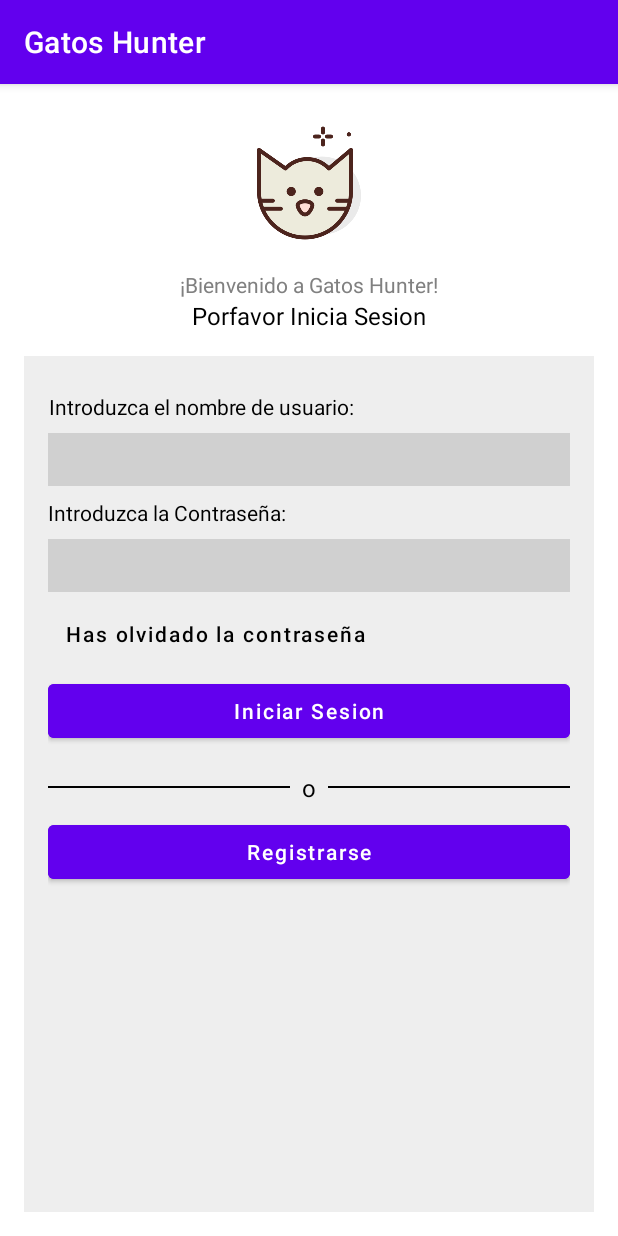
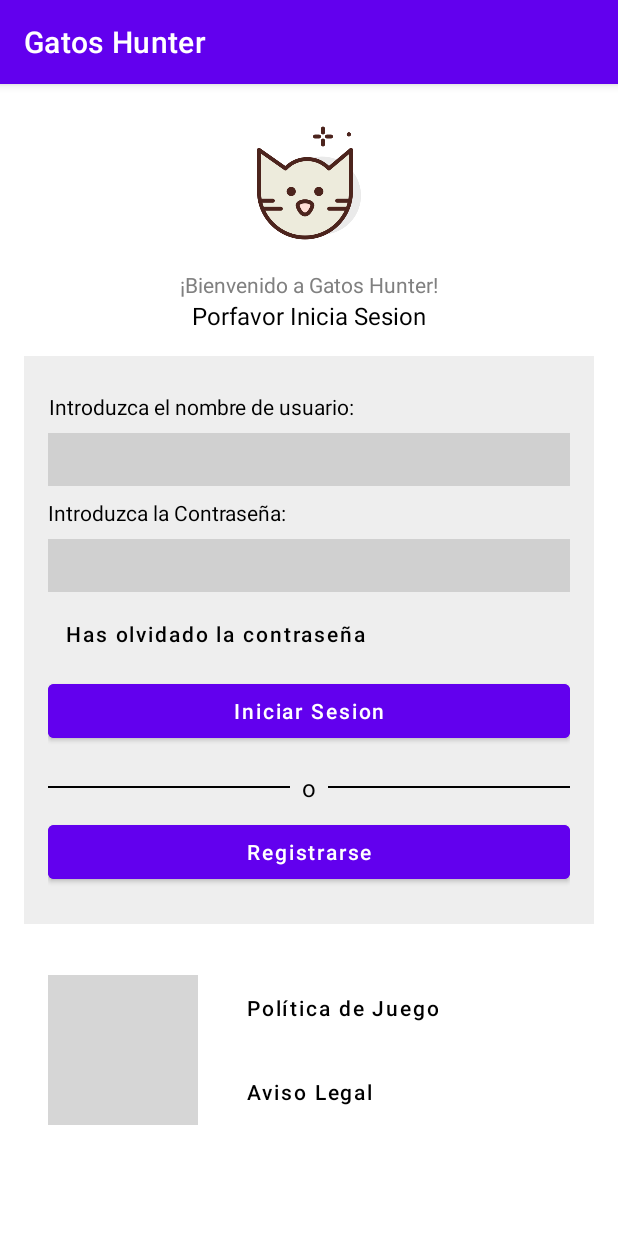
Before and after one commit to Jazaloko/GatosHunter, an Android app: the Login screen opened directly, with no data from a screen before it, on a phone screen of 412 x 824 dp. Run offline under Robolectric (Android 15) with nearby library versions, the phone set to English and light mode, and no system bars; grey boxes are pictures that could not be loaded.

Commit message:
login_decoration

```diff
--- a/app/src/main/AndroidManifest.xml
+++ b/app/src/main/AndroidManifest.xml
@@ -28,6 +28,8 @@
         <activity android:name=".VenderGato" android:exported="true" />
         <activity android:name=".Login" android:exported="true" />
         <activity android:name=".Register" android:exported="true" />
-    </application>
+        <activity android:name=".AvisoLegalActivity" />
+        <activity android:name=".PoliticaLegalActivity" />
+   </application>
 
 </manifest>
--- a/app/src/main/java/com/example/gatoshunter/Login.kt
+++ b/app/src/main/java/com/example/gatoshunter/Login.kt
@@ -36,6 +36,21 @@ class Login : AppCompatActivity() {
             startActivity(intent)
         }
 
+        val buttonAvisoLegal = findViewById<Button>(R.id.buttonAvisoLegal)
+        buttonAvisoLegal.setOnClickListener {
+            val intent = Intent(this, AvisoLegalActivity::class.java)
+            startActivity(intent)
+        }
+        val politicaButton = findViewById<Button>(R.id.buttonPolitica)
+
+        // Acción al hacer clic en el botón
+        politicaButton.setOnClickListener {
+            // Abre la actividad de la política de juego
+            val intent = Intent(this, PoliticaLegalActivity::class.java)
+            startActivity(intent)
+        }
+
+
         loginButton.setOnClickListener {
             //Mandar a verificar los datos del login, en caso correcto, redirigir al MainActivity, en caso contrario, Salte mensaje de error
             if (userName.text.isNullOrEmpty() || userName.text.isNullOrBlank() && password.text.isNullOrBlank() || userName.text.isNullOrEmpty()){
--- a/app/src/main/res/layout/activity_login.xml
+++ b/app/src/main/res/layout/activity_login.xml
@@ -49,10 +49,10 @@
         </LinearLayout>
     </LinearLayout>
 
-    <!-- Nuevo LinearLayout (debajo de los anteriores) -->
+    <!-- Nuevo LinearLayout (contenedor principal inferior) -->
     <LinearLayout
         android:layout_width="match_parent"
-        android:layout_height="match_parent"
+        android:layout_height="wrap_content"
         android:background="#EEEEEE"
         android:orientation="vertical"
         android:padding="16dp">
@@ -74,6 +74,7 @@
             android:layout_height="wrap_content"
             android:padding="5dp"
             android:background="#D0D0D0"/>
+
         <!-- Segundo TextView -->
         <TextView
             android:layout_width="wrap_content"
@@ -83,6 +84,7 @@
             android:text="Introduzca la Contraseña:"
             android:textColor="#000000"
             android:textSize="14sp" />
+
         <!-- Segundo EditText -->
         <EditText
             android:id="@+id/password"
@@ -91,21 +93,25 @@
             android:padding="5dp"
             android:background="#D0D0D0"/>
 
+        <!-- Botón "Has olvidado la contraseña" -->
         <Button
             android:id="@+id/buttonLost"
             android:layout_width="wrap_content"
             android:layout_height="wrap_content"
             android:text="Has olvidado la contraseña"
             android:textColor="#000000"
-            android:background="@android:color/transparent" android:padding="12dp"
+            android:background="@android:color/transparent"
+            android:padding="12dp"
             android:textStyle="normal"
             android:textAllCaps="false" />
 
+        <!-- Contenedor de botones principales -->
         <LinearLayout
             android:layout_width="match_parent"
-            android:layout_height="match_parent"
+            android:layout_height="wrap_content"
             android:orientation="vertical">
 
+            <!-- Botón Iniciar Sesión -->
             <Button
                 android:id="@+id/buttonLogin"
                 android:layout_width="match_parent"
@@ -115,6 +121,7 @@
                 android:textAllCaps="false"
                 android:textColor="#FFFFFF" />
 
+            <!-- Separador con texto "o" -->
             <LinearLayout
                 android:layout_width="match_parent"
                 android:layout_height="wrap_content"
@@ -142,12 +149,9 @@
                     android:layout_height="1dp"
                     android:layout_weight="1"
                     android:background="#000000" />
-
             </LinearLayout>
 
-
-
-            <!-- Segundo botón -->
+            <!-- Botón Registrarse -->
             <Button
                 android:id="@+id/buttonRegister"
                 android:layout_width="match_parent"
@@ -158,9 +162,55 @@
                 android:textAllCaps="false"
                 android:textColor="#FFFFFF" />
 
-        </LinearLayout>
-        <!-- Primer botón -->
-
+            <!-- NUEVO: Imagen y botón en una fila -->
+            </LinearLayout>
 
     </LinearLayout>
-</LinearLayout>
+    <LinearLayout
+        android:layout_width="match_parent"
+        android:layout_height="wrap_content"
+        android:orientation="horizontal"
+        android:gravity="center_vertical"
+        android:layout_marginTop="16dp"
+        android:padding="16dp">
+
+        <!-- Imagen de gato a la izquierda -->
+        <ImageView
+            android:id="@+id/imageGatoInicio"
+            android:layout_width="100dp"
+            android:layout_height="100dp"
+            android:src="@drawable/gatoinicio"
+            android:contentDescription="Imagen de Gato de Inicio"
+            android:layout_marginEnd="16dp"
+            android:adjustViewBounds="true"
+            android:scaleType="centerCrop" />
+
+        <!-- Botones en vertical a la derecha -->
+        <LinearLayout
+            android:layout_width="212dp"
+            android:layout_height="wrap_content"
+            android:orientation="vertical">
+
+            <Button
+                android:id="@+id/buttonPolitica"
+                android:layout_width="wrap_content"
+                android:layout_height="wrap_content"
+                android:background="@android:color/transparent"
+                android:text="Política de Juego"
+                android:textAllCaps="false"
+                android:textColor="#000000" />
+
+            <Button
+                android:id="@+id/buttonAvisoLegal"
+                android:layout_width="wrap_content"
+                android:layout_height="wrap_content"
+                android:layout_marginTop="8dp"
+                android:background="@android:color/transparent"
+                android:text="Aviso Legal"
+                android:textAllCaps="false"
+                android:textColor="#000000" />
+        </LinearLayout>
+    </LinearLayout>
+
+        <!-- Botón Aviso Legal -->
+    </LinearLayout>
```
Also changed, not shown: app/src/main/java/com/example/gatoshunter/AvisoLegalActivity.kt (added, +18 -0 lines), app/src/main/java/com/example/gatoshunter/PoliticaLegalActivity.kt (added, +17 -0 lines), app/src/main/res/layout/activity_aviso_legal.xml (added, +82 -0 lines), app/src/main/res/layout/activity_politica_de_juego.xml (added, +74 -0 lines).
